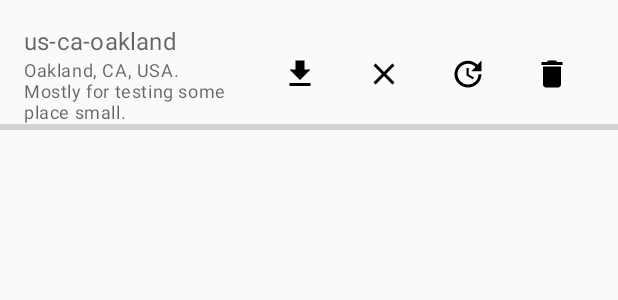
After one commit to kueda/UnderfootAndroid, an Android app: the layout download_list_item.xml on its own in the app's theme, with its tools: preview values and no code run, on a phone screen of 412 x 824 dp. The commit adds this screen. Shown: the top 300 px of the screen. Run offline under Robolectric (Android 15) with nearby library versions, the phone set to English and light mode, and no system bars.

Commit message:
Download a pack, cancel download in progress, delete downloaded pack.
Phew, getting the progress bar to work with LiveData was a real pain, and I'm
probably still doing it in a fairly unenlightened way.

```diff
--- /dev/null
+++ b/app/src/main/res/drawable/clear_black_24dp.xml
@@ -0,0 +1,9 @@
+<vector xmlns:android="http://schemas.android.com/apk/res/android"
+    android:width="24dp"
+    android:height="24dp"
+    android:viewportWidth="24"
+    android:viewportHeight="24">
+  <path
+      android:pathData="M19,6.41L17.59,5 12,10.59 6.41,5 5,6.41 10.59,12 5,17.59 6.41,19 12,13.41 17.59,19 19,17.59 13.41,12z"
+      android:fillColor="#000000"/>
+</vector>
--- /dev/null
+++ b/app/src/main/res/drawable/delete_black_24dp.xml
@@ -0,0 +1,9 @@
+<vector xmlns:android="http://schemas.android.com/apk/res/android"
+    android:width="24dp"
+    android:height="24dp"
+    android:viewportWidth="24"
+    android:viewportHeight="24">
+  <path
+      android:pathData="M6,19c0,1.1 0.9,2 2,2h8c1.1,0 2,-0.9 2,-2V7H6v12zM19,4h-3.5l-1,-1h-5l-1,1H5v2h14V4z"
+      android:fillColor="#000000"/>
+</vector>
--- /dev/null
+++ b/app/src/main/res/drawable/get_app_black_24dp.xml
@@ -0,0 +1,9 @@
+<vector xmlns:android="http://schemas.android.com/apk/res/android"
+    android:width="24dp"
+    android:height="24dp"
+    android:viewportWidth="24"
+    android:viewportHeight="24">
+  <path
+      android:pathData="M19,9h-4V3H9v6H5l7,7 7,-7zM5,18v2h14v-2H5z"
+      android:fillColor="#000000"/>
+</vector>
--- /dev/null
+++ b/app/src/main/res/drawable/update_black_24dp.xml
@@ -0,0 +1,9 @@
+<vector xmlns:android="http://schemas.android.com/apk/res/android"
+    android:width="24dp"
+    android:height="24dp"
+    android:viewportWidth="24"
+    android:viewportHeight="24">
+  <path
+      android:pathData="M21,10.12h-6.78l2.74,-2.82c-2.73,-2.7 -7.15,-2.8 -9.88,-0.1c-2.73,2.71 -2.73,7.08 0,9.79s7.15,2.71 9.88,0C18.32,15.65 19,14.08 19,12.1h2c0,1.98 -0.88,4.55 -2.64,6.29c-3.51,3.48 -9.21,3.48 -12.72,0c-3.5,-3.47 -3.53,-9.11 -0.02,-12.58s9.14,-3.47 12.65,0L21,3V10.12zM12.5,8v4.25l3.5,2.08l-0.72,1.21L11,13V8H12.5z"
+      android:fillColor="#000000"/>
+</vector>
--- /dev/null
+++ b/app/src/main/res/layout/download_list_item.xml
@@ -0,0 +1,107 @@
+<?xml version="1.0" encoding="utf-8"?>
+<layout xmlns:android="http://schemas.android.com/apk/res/android"
+    xmlns:app="http://schemas.android.com/apk/res-auto">
+    <data>
+        <!-- https://stackoverflow.com/a/44420598 -->
+        <import type="android.view.View"/>
+        <variable
+            name="download"
+            type="rocks.underfoot.underfootandroid.downloads.Download" />
+        <variable
+            name="viewModel"
+            type="rocks.underfoot.underfootandroid.downloads.DownloadsViewModel" />
+    </data>
+    <LinearLayout
+        android:layout_width="match_parent"
+        android:layout_height="wrap_content"
+        android:orientation="vertical"
+        >
+        <androidx.constraintlayout.widget.ConstraintLayout
+            android:layout_width="match_parent"
+            android:layout_height="match_parent"
+            android:paddingTop="@dimen/list_gutter"
+            android:paddingStart="@dimen/list_gutter"
+            android:paddingEnd="@dimen/list_gutter"
+            android:paddingBottom="@{@dimen/list_gutter - @dimen/progress_bar_height}"
+            >
+            <androidx.constraintlayout.widget.ConstraintLayout
+                android:layout_width="0dp"
+                android:layout_height="wrap_content"
+                app:layout_constraintTop_toTopOf="parent"
+                app:layout_constraintLeft_toLeftOf="parent"
+                app:layout_constraintRight_toLeftOf="@id/action"
+                android:layout_marginRight="@dimen/list_gutter"
+                >
+                <TextView
+                    android:id="@+id/pack_name"
+                    android:layout_width="match_parent"
+                    android:layout_height="wrap_content"
+                    app:layout_constraintTop_toTopOf="parent"
+                    android:text="@{download.pack.name}"
+                    android:hint="us-ca-oakland"
+                    android:textAppearance="@style/TextAppearance.MaterialComponents.Subtitle1"
+                    />
+                <TextView
+                    android:layout_width="match_parent"
+                    android:layout_height="wrap_content"
+                    app:layout_constraintTop_toBottomOf="@id/pack_name"
+                    android:hint="Oakland, CA, USA. Mostly for testing some place small."
+                    android:textAppearance="@style/TextAppearance.MaterialComponents.Caption"
+                    />
+            </androidx.constraintlayout.widget.ConstraintLayout>
+            <LinearLayout
+                android:id="@+id/action"
+                android:layout_width="wrap_content"
+                android:layout_height="match_parent"
+                android:orientation="horizontal"
+                app:layout_constraintTop_toTopOf="parent"
+                app:layout_constraintBottom_toBottomOf="parent"
+                app:layout_constraintRight_toRightOf="parent"
+                >
+
+                <ImageButton
+                    android:id="@+id/download_button"
+                    android:clickable="@{!download.downloading}"
+                    android:enabled="@{!download.downloading}"
+                    android:onClick="@{() -> viewModel.startDownload(download)}"
+                    android:src="@drawable/get_app_black_24dp"
+                    android:visibility="@{download.downloaded || download.downloading ? View.GONE : View.VISIBLE}"
+                    style="@style/ListControlImageButton"
+                    />
+
+                <ImageButton
+                    android:id="@+id/cancel_button"
+                    android:onClick="@{() -> viewModel.cancelDownload(download)}"
+                    android:src="@drawable/clear_black_24dp"
+                    android:enabled="true"
+                    android:visibility="@{download.downloading ? View.VISIBLE : View.GONE}"
+                    style="@style/ListControlImageButton"
+                    />
+
+                <ImageButton
+                    android:id="@+id/update_button"
+                    android:src="@drawable/update_black_24dp"
+                    android:visibility="@{download.updatable ? View.VISIBLE : View.GONE}"
+                    style="@style/ListControlImageButton"
+                    />
+
+                <ImageButton
+                    android:id="@+id/delete_button"
+                    android:onClick="@{() -> viewModel.deletePack(download.pack)}"
+                    android:src="@drawable/delete_black_24dp"
+                    android:visibility="@{download.downloaded ? View.VISIBLE : View.GONE}"
+                    style="@style/ListControlImageButton"
+                    />
+            </LinearLayout>
+        </androidx.constraintlayout.widget.ConstraintLayout>
+        <ProgressBar
+            android:layout_width="match_parent"
+            android:layout_height="@dimen/progress_bar_height"
+            android:progress="@{download.downloadedBytes}"
+            android:max="@{download.maxBytes}"
+            android:visibility="@{download.downloading ? View.VISIBLE : View.INVISIBLE}"
+            style="@android:style/Widget.Material.Light.ProgressBar.Horizontal"
+            />
+    </LinearLayout>
+
+</layout>
--- a/app/src/main/res/layout/fragment_downloads.xml
+++ b/app/src/main/res/layout/fragment_downloads.xml
@@ -37,11 +37,13 @@
             project
         -->
         <ListView
+            android:id="@+id/downloads_list"
             android:layout_width="match_parent"
             android:layout_height="0dp"
             app:layout_constraintBottom_toBottomOf="parent"
             app:layout_constraintTop_toBottomOf="@id/toolbar_layout"
-            underfoot:packs="@{viewModel.packs}" />
+            underfoot:downloads="@{viewModel.downloads}"
+            />
 
     </androidx.constraintlayout.widget.ConstraintLayout>
 </layout>
--- a/app/src/main/res/navigation/nav_graph.xml
+++ b/app/src/main/res/navigation/nav_graph.xml
@@ -3,7 +3,7 @@
     xmlns:app="http://schemas.android.com/apk/res-auto"
     xmlns:tools="http://schemas.android.com/tools"
     android:id="@+id/nav_graph"
-    app:startDestination="@id/nav_rocks">
+    app:startDestination="@id/nav_downloads">
 
     <fragment
         android:id="@+id/nav_rocks"
--- /dev/null
+++ b/app/src/main/res/values/dimens.xml
@@ -0,0 +1,5 @@
+<?xml version="1.0" encoding="utf-8"?>
+<resources>
+    <dimen name="list_gutter">16dp</dimen>
+    <dimen name="progress_bar_height">4dp</dimen>
+</resources>
--- a/app/src/main/res/values/styles.xml
+++ b/app/src/main/res/values/styles.xml
@@ -21,4 +21,11 @@
       <item name="android:shadowRadius">10</item>
     </style>
 
+    <style name="ListControlImageButton">
+        <item name="android:layout_width">wrap_content</item>
+        <item name="android:layout_height">match_parent</item>
+        <item name="android:padding">16dp</item>
+        <item name="android:background">@color/transparent</item>
+    </style>
+
 </resources>
```
Also changed, not shown: app/src/main/java/rocks/underfoot/underfootandroid/downloads/DownloadsAdapter.kt (renamed from app/src/main/java/rocks/underfoot/underfootandroid/downloads/PacksAdapter.kt, +33 -13 lines), app/src/main/java/rocks/underfoot/underfootandroid/downloads/DownloadsFragment.kt (+15 -2 lines), app/src/main/java/rocks/underfoot/underfootandroid/downloads/DownloadsListBindings.kt (+6 -10 lines), app/src/main/java/rocks/underfoot/underfootandroid/downloads/DownloadsViewModel.kt (+141 -13 lines), app/src/main/res/layout/pack_list_item.xml (deleted, +0 -21 lines).
